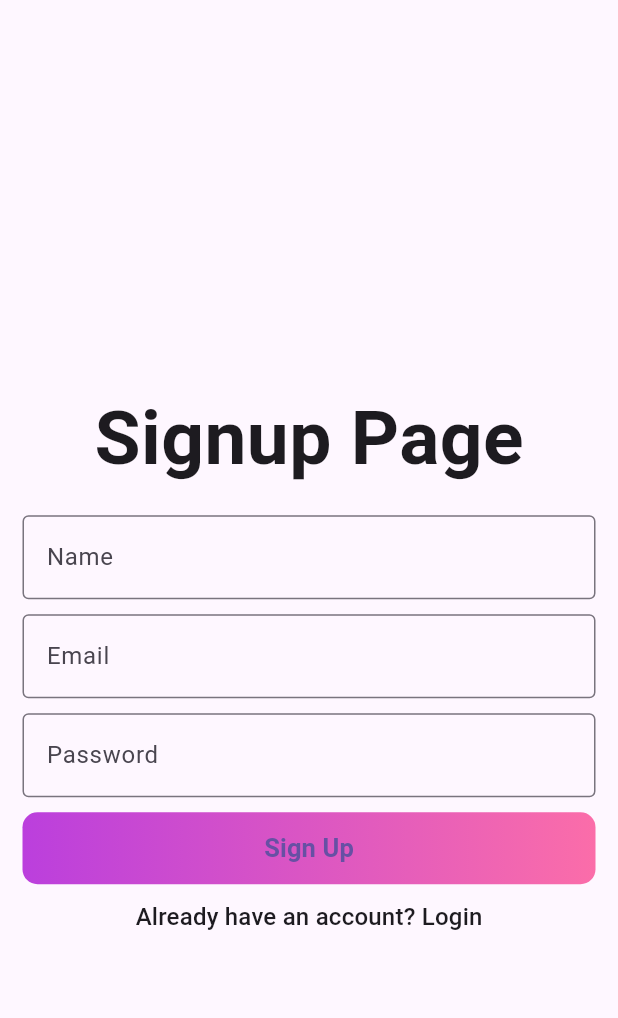
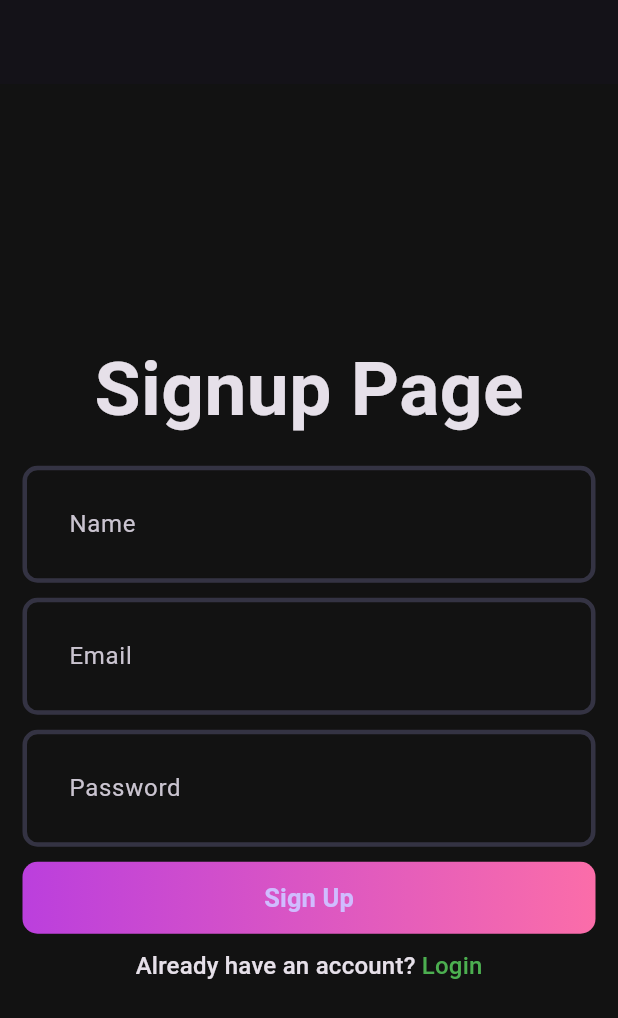
Before and after one commit to madhusudanbhandari/spotify, a Flutter app: the screen it shows after launch, on a phone screen of 412 x 824 dp. Shown: the top 1018 px of the screen. Run offline on Flutter 3.47's test engine with Material 3 defaults, Android fonts, the phone set to English and light mode, and no system bars.

Commit message:
completed signup page

```diff
--- a/client/flutter_application_1/lib/features/auth/view/pages/signup_page.dart
+++ b/client/flutter_application_1/lib/features/auth/view/pages/signup_page.dart
@@ -10,12 +10,27 @@ class SignupPage extends StatefulWidget {
 }
 
 class _SignupPageState extends State<SignupPage> {
+  final nameController = TextEditingController();
+  final emailController = TextEditingController();
+  final passwordController = TextEditingController();
+  final formKey = GlobalKey<FormState>();
+  @override
+  void dispose() {
+    nameController.dispose();
+    emailController.dispose();
+    passwordController.dispose();
+    super.dispose();
+    formKey.currentState!.validate();
+  }
+
   @override
   Widget build(BuildContext context) {
     return Scaffold(
       appBar: AppBar(),
       body: Padding(
         padding: const EdgeInsets.all(15.0),
+        child: Form(
+          key: formKey,
           child: Column(
             mainAxisAlignment: MainAxisAlignment.center,
             children: [
@@ -24,11 +39,15 @@ class _SignupPageState extends State<SignupPage> {
                 style: TextStyle(fontSize: 50, fontWeight: FontWeight.bold),
               ),
               SizedBox(height: 15),
-            CustomField(hintText: 'Name'),
+              CustomField(hintText: 'Name', controller: nameController),
               SizedBox(height: 10),
-            CustomField(hintText: 'Email'),
+              CustomField(hintText: 'Email', controller: emailController),
               SizedBox(height: 10),
-            CustomField(hintText: 'Password'),
+              CustomField(
+                hintText: 'Password',
+                controller: passwordController,
+                isObscureText: true,
+              ),
               SizedBox(height: 10),
               AuthGradientButton(),
               SizedBox(height: 10),
@@ -36,12 +55,18 @@ class _SignupPageState extends State<SignupPage> {
                 text: TextSpan(
                   text: 'Already have an account?',
                   style: Theme.of(context).textTheme.titleMedium,
-                children: [TextSpan(text: ' Login')],
+                  children: [
+                    TextSpan(
+                      text: ' Login',
+                      style: TextStyle(color: Colors.green),
+                    ),
+                  ],
                 ),
               ),
             ],
           ),
         ),
+      ),
     );
   }
 }
--- a/client/flutter_application_1/lib/features/auth/view/widgets/custom_field.dart
+++ b/client/flutter_application_1/lib/features/auth/view/widgets/custom_field.dart
@@ -3,15 +3,24 @@ import 'package:flutter/material.dart';
 
 class CustomField extends StatelessWidget {
   final String hintText;
-  const CustomField({super.key, required this.hintText});
+  final TextEditingController controller;
+  final bool isObscureText;
+  const CustomField({
+    super.key,
+    required this.hintText,
+    required this.controller,
+    this.isObscureText = false,
+  });
 
   @override
   Widget build(BuildContext context) {
     return TextFormField(
       decoration: InputDecoration(
         hintText: hintText,
+
         border: OutlineInputBorder(),
       ),
+      obscureText: isObscureText,
     );
   }
 }
--- a/client/flutter_application_1/lib/main.dart
+++ b/client/flutter_application_1/lib/main.dart
@@ -14,7 +14,7 @@ class MyApp extends StatelessWidget {
     return MaterialApp(
       title: 'Spotify Clone',
       debugShowCheckedModeBanner: false,
-      theme: ThemeData(),
+      theme: AppTheme.darkThemeMode,
       home: SignupPage(),
     );
   }
```
Lines whose indentation alone changed are shown as unchanged.
